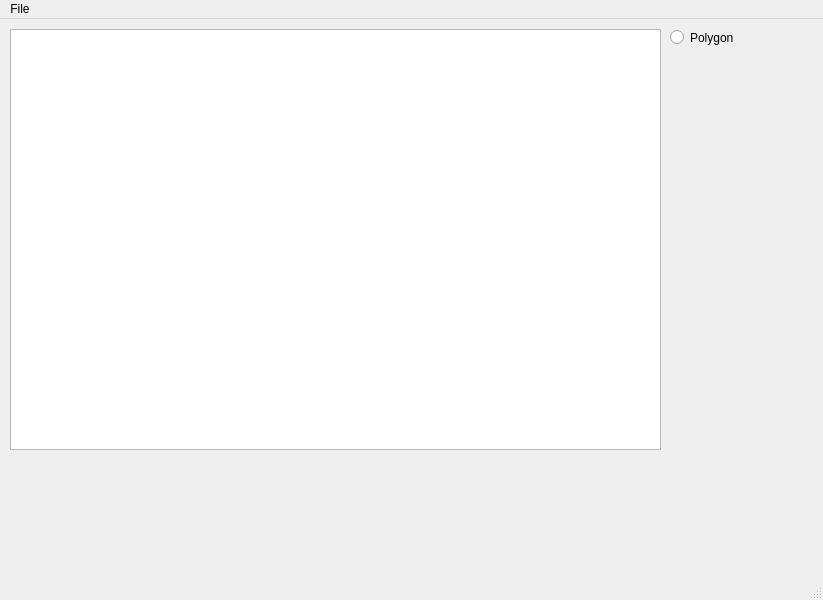
Old version of the form mainwindow.ui in the repository SDI-Group-35/Project.
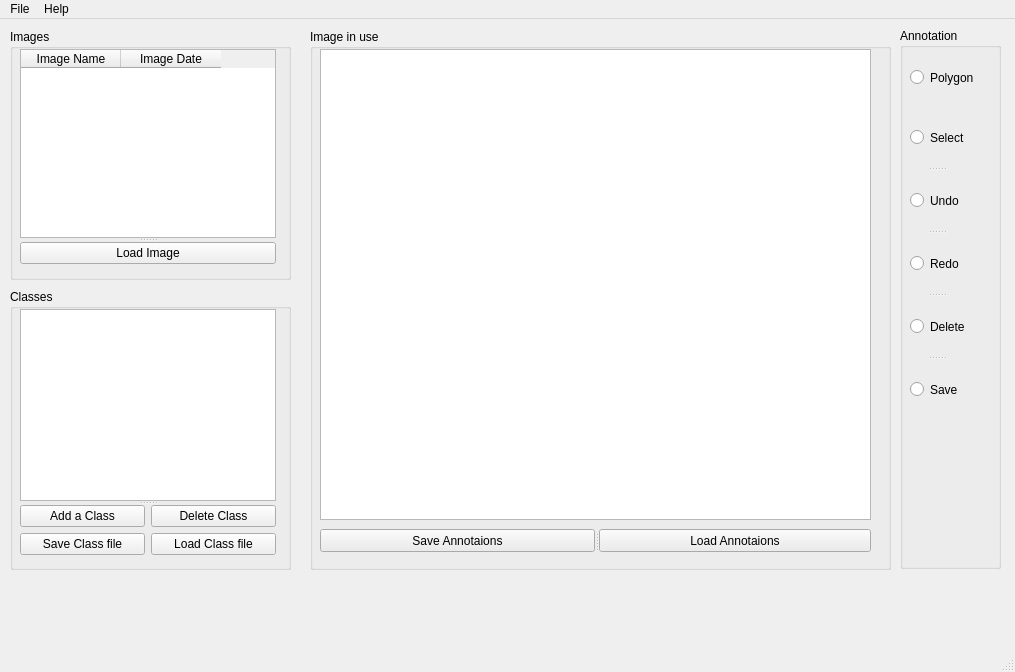
New version of the form.

Diff of the .ui file:
```diff
--- a/mainwindow.ui
+++ b/mainwindow.ui
@@ -6,8 +6,8 @@
    <rect>
     <x>0</x>
     <y>0</y>
-    <width>823</width>
-    <height>600</height>
+    <width>1015</width>
+    <height>672</height>
    </rect>
   </property>
   <property name="windowTitle">
@@ -17,18 +17,18 @@
    <widget class="QGraphicsView" name="graphicsView">
     <property name="geometry">
      <rect>
-      <x>10</x>
-      <y>10</y>
-      <width>651</width>
-      <height>421</height>
+      <x>320</x>
+      <y>30</y>
+      <width>551</width>
+      <height>471</height>
      </rect>
     </property>
    </widget>
    <widget class="QRadioButton" name="radioButton">
     <property name="geometry">
      <rect>
-      <x>670</x>
-      <y>10</y>
+      <x>910</x>
+      <y>50</y>
       <width>82</width>
       <height>17</height>
      </rect>
@@ -37,13 +37,225 @@
      <string>Polygon</string>
     </property>
    </widget>
+   <widget class="QGroupBox" name="groupBox">
+    <property name="geometry">
+     <rect>
+      <x>10</x>
+      <y>10</y>
+      <width>281</width>
+      <height>251</height>
+     </rect>
+    </property>
+    <property name="title">
+     <string>Images</string>
+    </property>
+    <widget class="QSplitter" name="splitter">
+     <property name="geometry">
+      <rect>
+       <x>10</x>
+       <y>20</y>
+       <width>256</width>
+       <height>215</height>
+      </rect>
+     </property>
+     <property name="orientation">
+      <enum>Qt::Vertical</enum>
+     </property>
+     <widget class="QTableWidget" name="tableWidget">
+      <column>
+       <property name="text">
+        <string>Image Name</string>
+       </property>
+      </column>
+      <column>
+       <property name="text">
+        <string>Image Date</string>
+       </property>
+      </column>
+     </widget>
+     <widget class="QPushButton" name="pushButton">
+      <property name="text">
+       <string>Load Image</string>
+      </property>
+     </widget>
+    </widget>
+   </widget>
+   <widget class="QGroupBox" name="groupBox_2">
+    <property name="geometry">
+     <rect>
+      <x>10</x>
+      <y>270</y>
+      <width>281</width>
+      <height>281</height>
+     </rect>
+    </property>
+    <property name="title">
+     <string>Classes</string>
+    </property>
+    <widget class="QSplitter" name="splitter_2">
+     <property name="geometry">
+      <rect>
+       <x>10</x>
+       <y>20</y>
+       <width>256</width>
+       <height>246</height>
+      </rect>
+     </property>
+     <property name="orientation">
+      <enum>Qt::Vertical</enum>
+     </property>
+     <widget class="QTableWidget" name="tableWidget_2"/>
+     <widget class="QWidget" name="">
+      <layout class="QGridLayout" name="gridLayout">
+       <item row="0" column="0">
+        <widget class="QPushButton" name="pushButton_2">
+         <property name="text">
+          <string>Add a Class</string>
+         </property>
+        </widget>
+       </item>
+       <item row="0" column="1">
+        <widget class="QPushButton" name="pushButton_3">
+         <property name="text">
+          <string>Delete Class</string>
+         </property>
+        </widget>
+       </item>
+       <item row="1" column="0">
+        <widget class="QPushButton" name="pushButton_7">
+         <property name="text">
+          <string>Save Class file</string>
+         </property>
+        </widget>
+       </item>
+       <item row="1" column="1">
+        <widget class="QPushButton" name="pushButton_4">
+         <property name="text">
+          <string>Load Class file</string>
+         </property>
+        </widget>
+       </item>
+      </layout>
+     </widget>
+    </widget>
+   </widget>
+   <widget class="QGroupBox" name="groupBox_3">
+    <property name="geometry">
+     <rect>
+      <x>310</x>
+      <y>10</y>
+      <width>581</width>
+      <height>541</height>
+     </rect>
+    </property>
+    <property name="title">
+     <string>Image in use</string>
+    </property>
+   </widget>
+   <widget class="QGroupBox" name="groupBox_4">
+    <property name="geometry">
+     <rect>
+      <x>900</x>
+      <y>9</y>
+      <width>101</width>
+      <height>541</height>
+     </rect>
+    </property>
+    <property name="title">
+     <string>Annotation</string>
+    </property>
+    <widget class="QSplitter" name="splitter_4">
+     <property name="geometry">
+      <rect>
+       <x>10</x>
+       <y>80</y>
+       <width>54</width>
+       <height>311</height>
+      </rect>
+     </property>
+     <property name="orientation">
+      <enum>Qt::Vertical</enum>
+     </property>
+     <widget class="QRadioButton" name="radioButton_2">
+      <property name="text">
+       <string>Select</string>
+      </property>
+     </widget>
+     <widget class="QRadioButton" name="radioButton_3">
+      <property name="text">
+       <string>Undo</string>
+      </property>
+     </widget>
+     <widget class="QRadioButton" name="radioButton_5">
+      <property name="text">
+       <string>Redo</string>
+      </property>
+     </widget>
+     <widget class="QRadioButton" name="radioButton_4">
+      <property name="text">
+       <string>Delete</string>
+      </property>
+     </widget>
+     <widget class="QRadioButton" name="radioButton_6">
+      <property name="text">
+       <string>Save</string>
+      </property>
+     </widget>
+    </widget>
+   </widget>
+   <widget class="QSplitter" name="splitter_3">
+    <property name="geometry">
+     <rect>
+      <x>320</x>
+      <y>510</y>
+      <width>551</width>
+      <height>23</height>
+     </rect>
+    </property>
+    <property name="orientation">
+     <enum>Qt::Horizontal</enum>
+    </property>
+    <widget class="QPushButton" name="pushButton_5">
+     <property name="text">
+      <string>Save Annotaions</string>
+     </property>
+    </widget>
+    <widget class="QPushButton" name="pushButton_6">
+     <property name="text">
+      <string>Load Annotaions</string>
+     </property>
+    </widget>
+   </widget>
+   <widget class="QSplitter" name="splitter_5">
+    <property name="geometry">
+     <rect>
+      <x>0</x>
+      <y>0</y>
+      <width>0</width>
+      <height>0</height>
+     </rect>
+    </property>
+    <property name="orientation">
+     <enum>Qt::Vertical</enum>
+    </property>
+   </widget>
+   <zorder>groupBox_4</zorder>
+   <zorder>groupBox_3</zorder>
+   <zorder>groupBox_2</zorder>
+   <zorder>graphicsView</zorder>
+   <zorder>radioButton</zorder>
+   <zorder>tableWidget</zorder>
+   <zorder>pushButton</zorder>
+   <zorder>pushButton_5</zorder>
+   <zorder>pushButton_6</zorder>
+   <zorder>groupBox</zorder>
   </widget>
   <widget class="QMenuBar" name="menubar">
    <property name="geometry">
     <rect>
      <x>0</x>
      <y>0</y>
-     <width>823</width>
+     <width>1015</width>
      <height>21</height>
     </rect>
    </property>
@@ -52,8 +264,20 @@
      <string>File</string>
     </property>
     <addaction name="actionLoad"/>
+    <addaction name="actionSave"/>
+    <addaction name="actionExit"/>
+   </widget>
+   <widget class="QMenu" name="menuHelp">
+    <property name="title">
+     <string>Help</string>
+    </property>
+    <addaction name="actionBug_Report"/>
+    <addaction name="actionFAQ"/>
+    <addaction name="actionF_A_Q"/>
+    <addaction name="actionSoftware_Information"/>
    </widget>
    <addaction name="menuImages"/>
+   <addaction name="menuHelp"/>
   </widget>
   <widget class="QStatusBar" name="statusbar"/>
   <action name="actionLoad">
```
Left out of the diff: 30 changed lines with no effect on the pictures.
